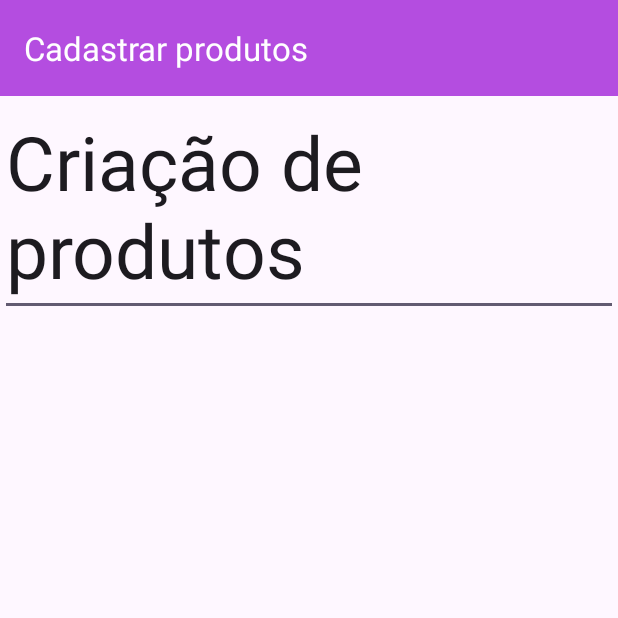
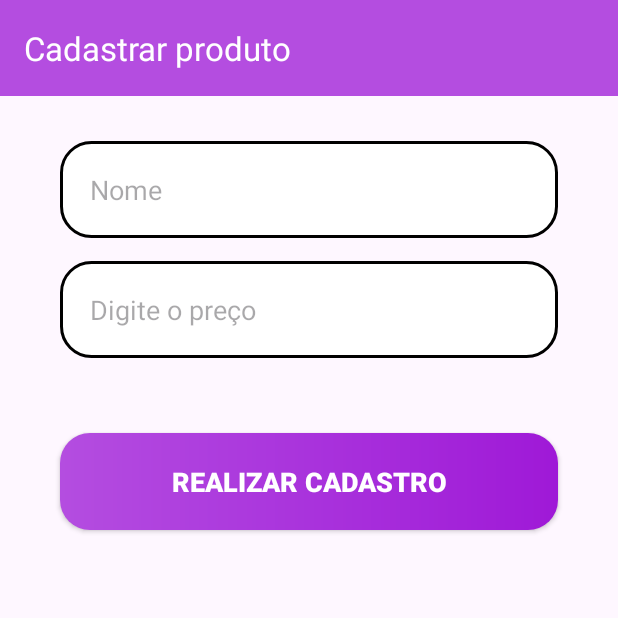
Before and after one commit to Guilherm12122/Aplicativo-Start, an Android app: the CriarProduto screen opened directly, with no data from a screen before it, on a phone screen of 412 x 824 dp, the top half of it. Run offline under Robolectric (Android 15) with nearby library versions, the phone set to English and light mode, and no system bars.

Commit message:
criação de produto

```diff
--- a/app/src/main/java/com/example/app_start/ui/funcionario/Operations/CriarFuncionario.java
+++ b/app/src/main/java/com/example/app_start/ui/funcionario/Operations/CriarFuncionario.java
@@ -21,12 +21,10 @@ public class CriarFuncionario extends AppCompatActivity {
     EditText senha;
     Button cadastrar;
 
-    Snackbar snackbar;
-
     DBHelper db;
     private AlertMsg alertMsg;
 
-    String[] msg = {"Todos os campos devem ser preenchidos.", "Funcionário incluso com sucesso.", "Erro ao inserir funcionário..",
+    String[] msg = {"Todos os campos devem ser preenchidos.", "Funcionário incluso com sucesso.", "Erro ao inserir funcionário...",
             "Já existe funcionário com esse nome."};
 
     @Override
--- a/app/src/main/java/com/example/app_start/ui/produto/Operations/CriarProduto.java
+++ b/app/src/main/java/com/example/app_start/ui/produto/Operations/CriarProduto.java
@@ -1,20 +1,77 @@
 package com.example.app_start.ui.produto.Operations;
 
+import androidx.appcompat.app.AlertDialog;
 import androidx.appcompat.app.AppCompatActivity;
 import androidx.appcompat.widget.Toolbar;
 
 import android.os.Bundle;
+import android.view.View;
+import android.widget.Button;
+import android.widget.EditText;
 
+import com.example.app_start.DB.DBHelper;
 import com.example.app_start.R;
+import com.example.app_start.others.AlertMsg;
 
 public class CriarProduto extends AppCompatActivity {
+
+    EditText nome_produto;
+    EditText preco;
+    Button cadastrar_produto;
+
+    DBHelper db;
+
+    AlertMsg alertMsg;
+    String[] msg = {"Todos os campos devem ser preenchidos.", "Produto incluso com sucesso.", "Erro ao inserir produto..."};
 
     @Override
     protected void onCreate(Bundle savedInstanceState) {
         super.onCreate(savedInstanceState);
         setContentView(R.layout.activity_criar_produto);
 
-        Toolbar mytoolBar = findViewById(R.id.my_tool_bar_criar_produto);
-        setSupportActionBar(mytoolBar);
+        IniciarComponentes();
+
+        AlertDialog.Builder alertDialog = new AlertDialog.Builder(this);
+
+        cadastrar_produto.setOnClickListener(new View.OnClickListener() {
+            @Override
+            public void onClick(View view) {
+                String name = nome_produto.getText().toString();
+                String preco_produto = preco.getText().toString();
+
+                if(name.isEmpty() || preco_produto.isEmpty()){
+                    alertMsg.ShowMsg(alertDialog, msg[0]);
+                } else {
+
+                    try {
+                        Float preco_produto_float = Float.parseFloat(preco_produto);
+
+                        Boolean status = db.insertDataProduto(name, preco_produto_float);
+
+                        if (status){
+                            alertMsg.ShowMsg(alertDialog, msg[1]);
+                        } else {
+                            alertMsg.ShowMsg(alertDialog, msg[2]);
+                        }
+
+                    } catch (Exception e) {
+                        System.out.println("Preço inválido.");
+                        alertMsg.ShowMsg(alertDialog, "Preço inválido");
+                    }
+
+                }
+            }
+        });
+
+
+    }
+
+
+    public void IniciarComponentes(){
+        nome_produto = findViewById(R.id.nome_produto);
+        preco = findViewById(R.id.preco_produto);
+        cadastrar_produto = findViewById(R.id.btn_realizar_cadastro_produto);
+        db = new DBHelper(this);
+        alertMsg = new AlertMsg();
     }
 }
--- a/app/src/main/res/layout/activity_criar_funcionario.xml
+++ b/app/src/main/res/layout/activity_criar_funcionario.xml
@@ -45,7 +45,7 @@
         android:id="@+id/my_tool_bar_criar"
         app:layout_constraintTop_toTopOf="parent"
         android:layout_width="match_parent"
-        app:title="Criar funcionário"
+        app:title="Cadastrar funcionário"
         app:titleTextColor="@color/white"
         app:subtitleTextAppearance="@style/titulo_cadastrar_funcionario"
         android:layout_height="?attr/actionBarSize"
--- a/app/src/main/res/layout/activity_criar_produto.xml
+++ b/app/src/main/res/layout/activity_criar_produto.xml
@@ -7,19 +7,40 @@
     tools:context=".ui.produto.Operations.CriarProduto">
 
     <EditText
-        android:layout_width="wrap_content"
-        android:layout_height="wrap_content"
-        app:layout_constraintTop_toBottomOf="@id/my_tool_bar_criar_produto"
-        app:layout_constraintStart_toStartOf="parent"
-        android:textSize="50sp"
-        android:text="Criação de produtos"/>
+        android:id="@+id/nome_produto"
+        android:inputType="text"
+        style="@style/Edit_Text"
+        android:layout_marginTop="30dp"
+        android:hint="@string/nome"
+        app:layout_constraintTop_toBottomOf="@id/my_tool_bar_criar"
+        tools:ignore="MissingConstraints" />
+
+    <EditText
+        android:id="@+id/preco_produto"
+        android:hint="Digite o preço"
+        android:inputType="numberDecimal"
+        style="@style/Edit_Text"
+        app:layout_constraintTop_toBottomOf="@id/nome_produto"
+        tools:ignore="MissingConstraints" />
+
+
+    <androidx.appcompat.widget.AppCompatButton
+        android:id="@+id/btn_realizar_cadastro_produto"
+        android:text="Realizar cadastro"
+        style="@style/button_entrar"
+        android:layout_marginTop="50dp"
+        app:layout_constraintTop_toBottomOf="@id/preco_produto"
+        tools:ignore="MissingConstraints" />
+
+
 
     <androidx.appcompat.widget.Toolbar
-        android:id="@+id/my_tool_bar_criar_produto"
+        android:id="@+id/my_tool_bar_criar"
         app:layout_constraintTop_toTopOf="parent"
         android:layout_width="match_parent"
-        app:title="Cadastrar produtos"
+        app:title="Cadastrar produto"
         app:titleTextColor="@color/white"
+        app:subtitleTextAppearance="@style/titulo_cadastrar_funcionario"
         android:layout_height="?attr/actionBarSize"
         android:background="@color/bright_purple"
         android:elevation="4dp"
```
Also changed, not shown: app/src/main/java/com/example/app_start/DB/DBHelper.java (+21 -0 lines).
